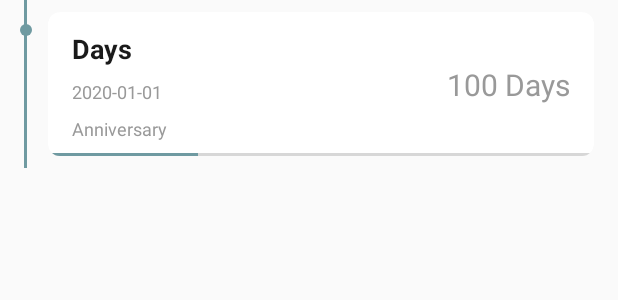
After one commit to NevermindZZT/Days, an Android app: the layout layout_anniversary_timeline_item.xml on its own in the app's theme, with its tools: preview values and no code run, on a phone screen of 412 x 824 dp. The commit adds this screen. Shown: the top 300 px of the screen. Run offline under Robolectric (Android 15) with nearby library versions, the light colour scheme and no system bars.

```diff
--- /dev/null
+++ b/app/src/main/res/drawable/ic_timeline_dot.xml
@@ -0,0 +1,8 @@
+<?xml version="1.0" encoding="utf-8"?>
+<layer-list xmlns:android="http://schemas.android.com/apk/res/android">
+    <item>
+        <shape android:shape="oval">
+            <solid android:color="@color/colorAccent" />
+        </shape>
+    </item>
+</layer-list>
--- /dev/null
+++ b/app/src/main/res/drawable/ic_timeline_line.xml
@@ -0,0 +1,8 @@
+<?xml version="1.0" encoding="utf-8"?>
+<layer-list xmlns:android="http://schemas.android.com/apk/res/android">
+    <item>
+        <shape android:shape="rectangle">
+            <solid android:color="@color/colorAccent" />
+        </shape>
+    </item>
+</layer-list>
--- /dev/null
+++ b/app/src/main/res/layout/layout_anniversary_timeline_item.xml
@@ -0,0 +1,149 @@
+<?xml version="1.0" encoding="utf-8"?>
+<layout xmlns:android="http://schemas.android.com/apk/res/android"
+    xmlns:app="http://schemas.android.com/apk/res-auto"
+    xmlns:tools="http://schemas.android.com/tools">
+
+    <data>
+        <import type="com.letter.days.database.entity.AnniversaryEntity" />
+        <import type="androidx.databinding.ObservableList" />
+        <import type="com.letter.days.adapter.BindingViewAdapter" />
+        <import type="com.letter.presenter.ItemClickPresenter" />
+        <import type="com.letter.presenter.ItemLongClickPresenter" />
+        <import type="com.letter.days.utils.AnniversaryUtilKt" />
+
+        <variable
+            name="list"
+            type="ObservableList&lt;AnniversaryEntity>" />
+        <variable
+            name="adapter"
+            type="BindingViewAdapter" />
+        <variable
+            name="position"
+            type="int" />
+        <variable
+            name="itemClickPresenter"
+            type="ItemClickPresenter" />
+        <variable
+            name="itemLongClickPresenter"
+            type="ItemLongClickPresenter" />
+    </data>
+
+    <androidx.constraintlayout.widget.ConstraintLayout
+        android:layout_width="match_parent"
+        android:layout_height="wrap_content">
+
+        <ImageView
+            android:id="@+id/imageView"
+            android:layout_width="2dp"
+            android:layout_height="0dp"
+            android:layout_marginStart="16dp"
+            app:layout_constraintBottom_toBottomOf="parent"
+            app:layout_constraintStart_toStartOf="parent"
+            app:layout_constraintTop_toTopOf="parent"
+            app:srcCompat="@drawable/ic_timeline_line"
+            tools:ignore="contentDescription" />
+
+        <ImageView
+            android:id="@+id/imageView2"
+            android:layout_width="8dp"
+            android:layout_height="8dp"
+            android:layout_marginTop="16dp"
+            app:layout_constraintEnd_toEndOf="@+id/imageView"
+            app:layout_constraintStart_toStartOf="@+id/imageView"
+            app:layout_constraintTop_toTopOf="parent"
+            app:srcCompat="@drawable/ic_timeline_dot"
+            tools:ignore="contentDescription" />
+
+
+        <androidx.cardview.widget.CardView
+            android:layout_width="0dp"
+            android:layout_height="wrap_content"
+            android:layout_marginStart="16dp"
+            android:layout_marginTop="8dp"
+            android:layout_marginEnd="16dp"
+            android:layout_marginBottom="8dp"
+            app:cardCornerRadius="8dp"
+            app:cardElevation="0dp"
+            app:layout_constraintBottom_toBottomOf="parent"
+            app:layout_constraintEnd_toEndOf="parent"
+            app:layout_constraintStart_toStartOf="@+id/imageView"
+            app:layout_constraintTop_toTopOf="parent">
+
+            <androidx.constraintlayout.widget.ConstraintLayout
+                android:layout_width="match_parent"
+                android:layout_height="wrap_content"
+                android:background="?attr/selectableItemBackground"
+                android:clickable="true"
+                android:focusable="true"
+                android:onClick="@{view->itemClickPresenter.onItemClick(adapter, position)}">
+
+                <TextView
+                    android:id="@+id/textView"
+                    android:layout_width="wrap_content"
+                    android:layout_height="wrap_content"
+                    android:layout_marginStart="16dp"
+                    android:layout_marginTop="12dp"
+                    android:text="@{list[position].name}"
+                    android:textColor="?android:attr/textColorPrimary"
+                    android:textSize="18sp"
+                    android:textStyle="bold"
+                    app:layout_constraintStart_toStartOf="parent"
+                    app:layout_constraintTop_toTopOf="parent"
+                    tools:text="Days" />
+
+                <TextView
+                    android:id="@+id/textView2"
+                    android:layout_width="wrap_content"
+                    android:layout_height="wrap_content"
+                    android:layout_marginTop="8dp"
+                    android:text="@{AnniversaryUtilKt.getDateString(list[position], @string/activity_main_item_date_format, @string/activity_main_item_date_format_lunar)}"
+                    android:textColor="?android:attr/textColorHint"
+                    android:textSize="12sp"
+                    app:layout_constraintStart_toStartOf="@+id/textView"
+                    app:layout_constraintTop_toBottomOf="@+id/textView"
+                    tools:text="2020-01-01" />
+
+                <TextView
+                    android:id="@+id/textView3"
+                    android:layout_width="wrap_content"
+                    android:layout_height="wrap_content"
+                    android:layout_marginTop="8dp"
+                    android:text="@{AnniversaryUtilKt.getTypeText(list[position])}"
+                    android:textColor="?android:attr/textColorHint"
+                    android:textSize="12sp"
+                    app:layout_constraintStart_toStartOf="@+id/textView2"
+                    app:layout_constraintTop_toBottomOf="@+id/textView2"
+                    tools:text="Anniversary" />
+
+                <TextView
+                    android:id="@+id/textView4"
+                    android:layout_width="wrap_content"
+                    android:layout_height="wrap_content"
+                    android:layout_marginEnd="16dp"
+                    android:text="@{AnniversaryUtilKt.getDayText(list[position])}"
+                    android:textColor="?android:attr/textColorHint"
+                    android:textSize="20sp"
+                    app:layout_constraintBottom_toBottomOf="parent"
+                    app:layout_constraintEnd_toEndOf="parent"
+                    app:layout_constraintTop_toTopOf="parent"
+                    tools:text="100 Days" />
+
+                <ProgressBar
+                    android:id="@+id/progressBar"
+                    style="?android:attr/progressBarStyleHorizontal"
+                    android:layout_width="0dp"
+                    android:layout_height="2dp"
+                    android:layout_marginTop="8dp"
+                    android:max="366"
+                    android:progressDrawable="@{AnniversaryUtilKt.getProgressDrawable(list[position])}"
+                    app:layout_constraintBottom_toBottomOf="parent"
+                    app:layout_constraintEnd_toEndOf="parent"
+                    app:layout_constraintStart_toStartOf="parent"
+                    app:layout_constraintTop_toBottomOf="@+id/textView3"
+                    app:progress="@{366 - AnniversaryUtilKt.getNextTime(list[position])}"
+                    tools:progress="100" />
+            </androidx.constraintlayout.widget.ConstraintLayout>
+        </androidx.cardview.widget.CardView>
+
+    </androidx.constraintlayout.widget.ConstraintLayout>
+</layout>
--- a/app/src/main/res/values/strings.xml
+++ b/app/src/main/res/values/strings.xml
@@ -1,5 +1,5 @@
 <resources>
-    <string name="app_name">纪念日</string>
+    <string name="app_name">轻念</string>
 
     <string name="activity_main_nav_setting">设置</string>
     <string name="activity_main_nav_about">关于</string>
```
Also changed, not shown: app/src/main/java/com/letter/days/activity/AnniEditActivity.kt (+14 -3 lines), app/src/main/res/values/array.xml (+146 -6 lines).
